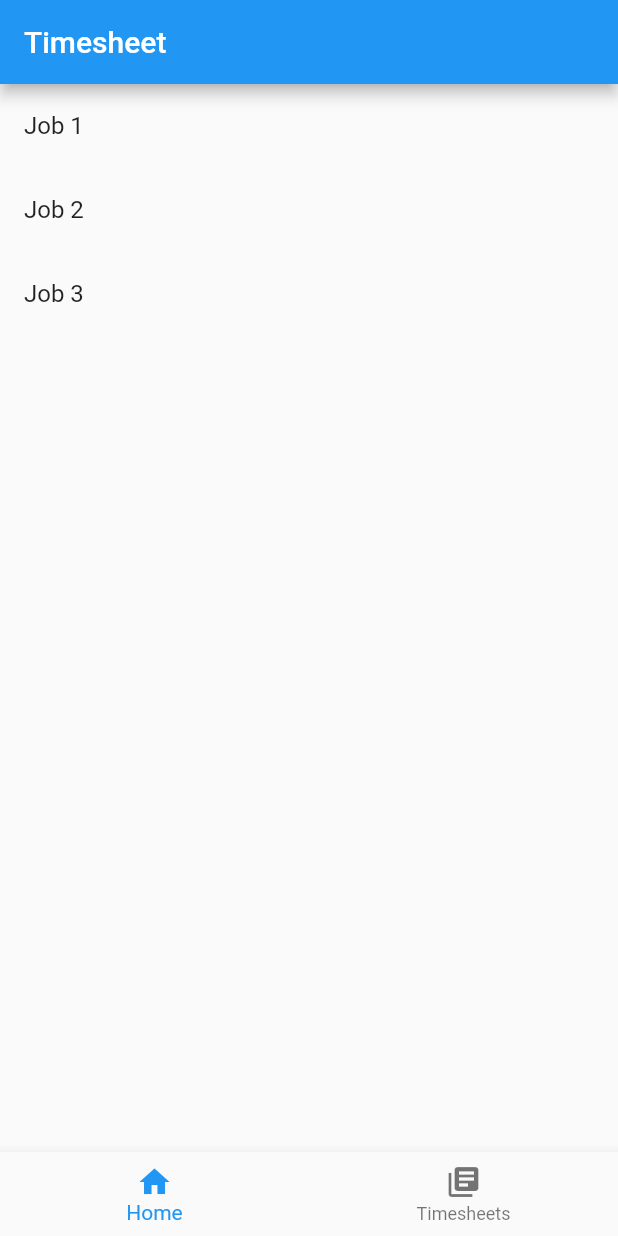
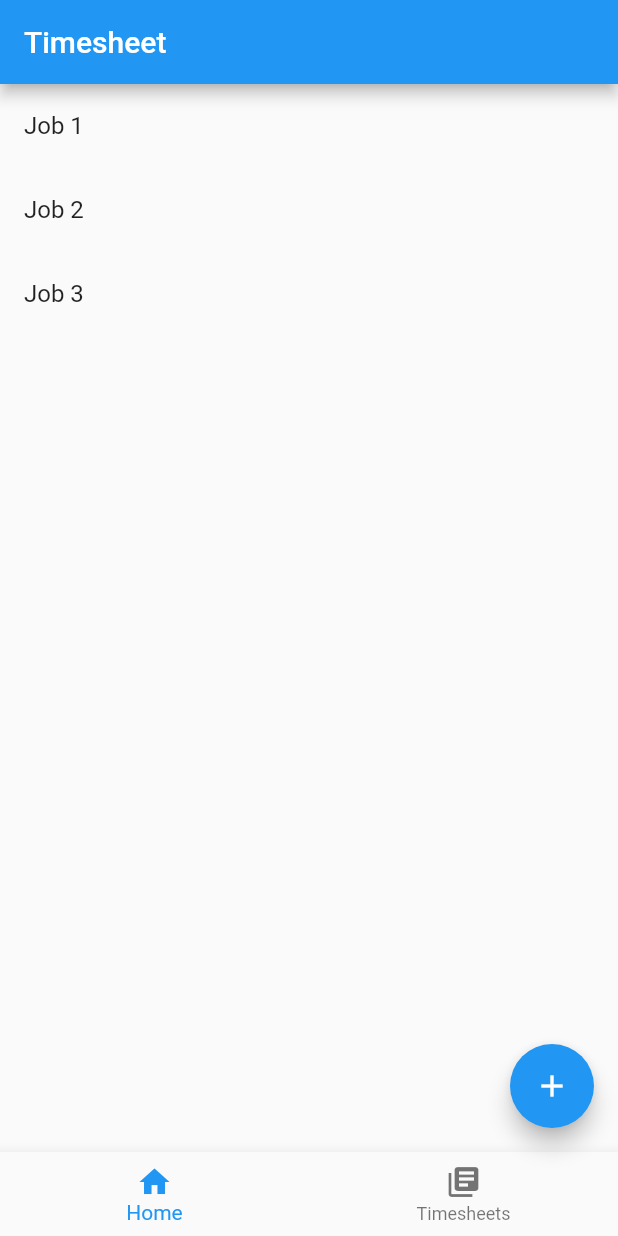
Before and after one commit to benlittlenz/timesheet_app, a Flutter app: the screen it shows after launch, on a phone screen of 412 x 824 dp. Run offline on Flutter 3.47's test engine with Material 2 defaults, Android fonts, the phone set to English and light mode, and no system bars.

Commit message:
added new action button to create timesheet

```diff
--- a/lib/screens/HomeScreen.dart
+++ b/lib/screens/HomeScreen.dart
@@ -1,9 +1,10 @@
 import 'package:flutter/material.dart';
+import 'package:timesheet_app/models/Timesheet.dart';
 import 'package:timesheet_app/providers/TimesheetCollection.dart';
 import 'package:uuid/uuid.dart';
 
 class HomeScreen extends StatelessWidget {
-  var uuid = Uuid();
+  var uuid = new Uuid();
   var collection = TimesheetCollection();
 
   @override
@@ -13,6 +14,15 @@ class HomeScreen extends StatelessWidget {
         title: Text("Timesheet"),
       ),
       body: _buildTimesheetList(),
+      floatingActionButton: FloatingActionButton(
+        child: Icon(Icons.add),
+        onPressed: () {
+          Timesheet timesheet = Timesheet(
+            id: uuid.v4()
+          );
+          debugPrint(timesheet.toString());
+        },
+      ),
       bottomNavigationBar: BottomNavigationBar(
         items: const <BottomNavigationBarItem>[
           BottomNavigationBarItem(
```
